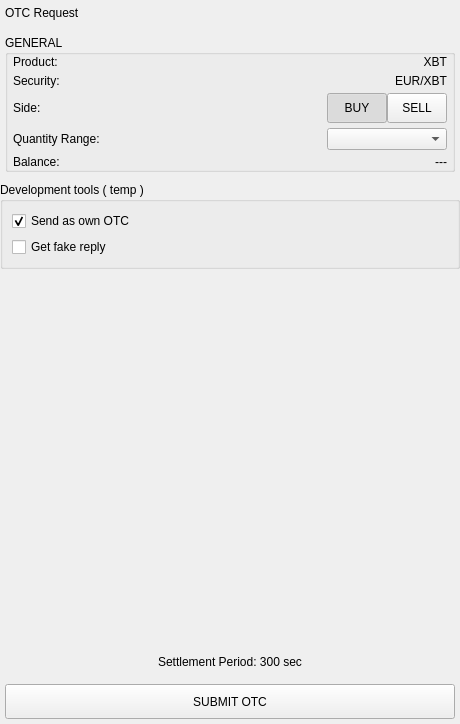
The window that BlockSettleUILib/CreateOTCRequestWidget.ui (BlockSettle/terminal) describes before a commit, drawn with Qt 5.
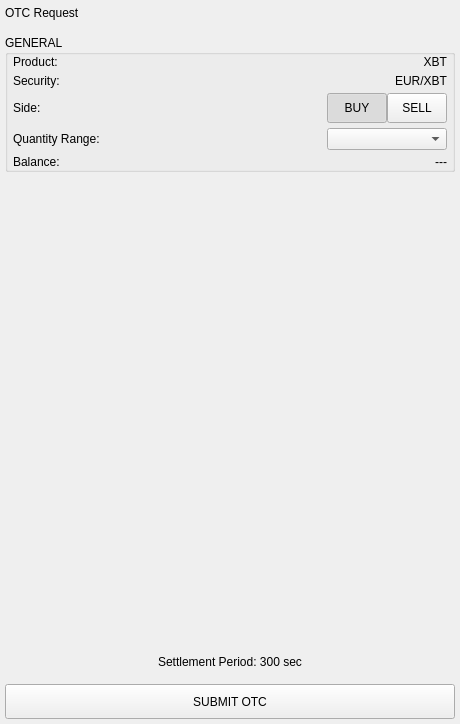
The same window after the commit.

Patch:
```diff
--- a/BlockSettleUILib/CreateOTCRequestWidget.ui
+++ b/BlockSettleUILib/CreateOTCRequestWidget.ui
@@ -412,32 +412,6 @@
      </layout>
     </widget>
    </item>
-   <item>
-    <widget class="QGroupBox" name="groupBoxDevTools">
-     <property name="title">
-      <string>Development tools ( temp )</string>
-     </property>
-     <layout class="QVBoxLayout" name="verticalLayout_4">
-      <item>
-       <widget class="QCheckBox" name="checkBoxSendAsOwn">
-        <property name="text">
-         <string>Send as own OTC</string>
-        </property>
-        <property name="checked">
-         <bool>true</bool>
-        </property>
-       </widget>
-      </item>
-      <item>
-       <widget class="QCheckBox" name="checkBoxGetReply">
-        <property name="text">
-         <string>Get fake reply</string>
-        </property>
-       </widget>
-      </item>
-     </layout>
-    </widget>
-   </item>
    <item>
     <spacer name="verticalSpacer">
      <property name="orientation">
```
